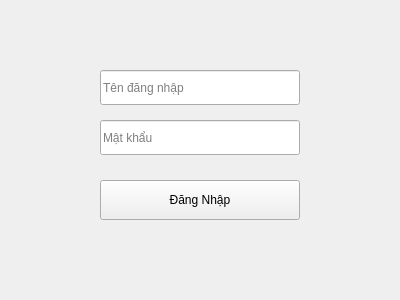
This is src/ui/Login.ui in prestonwanttorevenge/PBL2 as Qt 5 draws it before an edit. The edited form follows.
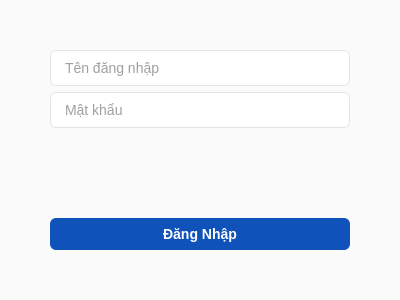
This is the edited form.

Commit message: Đã làm xong UI

What changed in the file:
```diff
--- a/src/ui/Login.ui
+++ b/src/ui/Login.ui
@@ -2,31 +2,100 @@
 <ui version="4.0">
  <class>Login</class>
  <widget class="QMainWindow" name="Login">
-  <property name="geometry">
-   <rect>
-    <x>0</x>
-    <y>0</y>
-    <width>400</width>
-    <height>300</height>
-   </rect>
-  </property>
-  <property name="windowTitle">
-   <string>Đăng Nhập Hệ Thống</string>
-  </property>
-  <widget class="QWidget" name="centralwidget">
-   <widget class="QLineEdit" name="txtUsername">
-    <property name="geometry"><rect><x>100</x><y>70</y><width>200</width><height>35</height></rect></property>
-    <property name="placeholderText"><string>Tên đăng nhập</string></property>
-   </widget>
-   <widget class="QLineEdit" name="txtPassword">
-    <property name="geometry"><rect><x>100</x><y>120</y><width>200</width><height>35</height></rect></property>
-    <property name="echoMode"><enum>QLineEdit::Password</enum></property>
-    <property name="placeholderText"><string>Mật khẩu</string></property>
-   </widget>
-   <widget class="QPushButton" name="btnLogin">
-    <property name="geometry"><rect><x>100</x><y>180</y><width>200</width><height>40</height></rect></property>
-    <property name="text"><string>Đăng Nhập</string></property>
-   </widget>
+  <property name="geometry"><rect><x>0</x><y>0</y><width>400</width><height>300</height></rect></property>
+  <property name="windowTitle"><string>Đăng Nhập Hệ Thống</string></property>
+  <property name="styleSheet"><string>QWidget {
+    font-family: 'Inter', 'Segoe UI', 'Arial', sans-serif;
+    font-size: 14px;
+    color: #18181b; /* kẽm-900 (zinc-900) - màu đen dịu */
+    background-color: #fafafa; /* kẽm-50 (zinc-50) - nền trắng xám dịu mắt */
+}
+
+QMainWindow {
+    background-color: #fafafa;
+}
+
+/* NÚT BẤM CHUNG - Màu Oceanic Azure #002B8C */
+QPushButton {
+    background-color: #0F52BA; /* Sapphire - Màu chính cho nút thao tác */
+    color: white;
+    border-radius: 6px;
+    padding: 8px 16px;
+    font-weight: 500;
+    border: none;
+}
+
+QPushButton:hover {
+    background-color: #002B8C; /* Oceanic Azure - Đậm hơn khi hover */
+}
+
+QPushButton:pressed {
+    background-color: #282888; /* Indigo Blue - Khi nhấn */
+}
+
+/* NÚT ĐĂNG XUẤT / XÓA KHẨN CẤP */
+QPushButton#btnLogout, QPushButton#btnDeleteUser, QPushButton#btnDeleteDoctor, QPushButton#btnDeleteMedicine, QPushButton#btnDeleteService {
+    background-color: #e74c3c; /* Đỏ nhạt để cảnh báo */
+}
+
+QPushButton#btnLogout:hover, QPushButton#btnDeleteUser:hover, QPushButton#btnDeleteDoctor:hover, QPushButton#btnDeleteMedicine:hover, QPushButton#btnDeleteService:hover {
+    background-color: #c0392b;
+}
+
+/* Ô NHẬP LIỆU (Input / ComboBox / SpinBox) */
+QLineEdit, QTextEdit, QPlainTextEdit, QComboBox, QSpinBox {
+    background-color: white;
+    border: 1px solid #e4e4e7; /* zinc-200 */
+    border-radius: 6px;
+    padding: 8px 12px;
+    color: #3f3f46; /* zinc-700 */
+}
+
+QLineEdit:focus, QTextEdit:focus, QComboBox:focus, QSpinBox:focus {
+    border: 1px solid #0F52BA; /* Viền Sapphire khi focus */
+    background-color: #F0FFFF; /* Azure nhạt khi focus */
+}
+
+/* BẢNG DỮ LIỆU (Table Widget) */
+QTableView, QTableWidget {
+    background-color: white;
+    gridline-color: #f4f4f5; /* zinc-100 */
+    border: 1px solid #e4e4e7; /* zinc-200 */
+    border-radius: 8px;
+    selection-background-color: #F0FFFF; /* Azure nhạt khi chọn */
+    selection-color: #002B8C; /* Oceanic Azure đậm khi chọn */
+}
+
+/* TIÊU ĐỀ CỘT CỦA BẢNG */
+QHeaderView::section {
+    background-color: #f4f4f5; /* zinc-100 */
+    color: #52525b; /* zinc-600 */
+    padding: 10px;
+    font-weight: bold;
+    border: none;
+    border-bottom: 2px solid #e4e4e7; /* zinc-200 */
+    text-transform: uppercase;
+}
+
+QTableView::item {
+    padding: 8px;
+    border-bottom: 1px solid #f4f4f5;
+}
+
+QTableView::item:hover {
+    background-color: #fafafa;
+}
+</string></property><widget class="QWidget" name="centralwidget">
+   <layout class="QVBoxLayout" name="verticalLayoutMain">
+    <property name="leftMargin"><number>50</number></property>
+    <property name="topMargin"><number>50</number></property>
+    <property name="rightMargin"><number>50</number></property>
+    <property name="bottomMargin"><number>50</number></property>
+    <item><widget class="QLineEdit" name="txtUsername"><property name="placeholderText"><string>Tên đăng nhập</string></property><property name="minimumHeight"><number>40</number></property></widget></item>
+    <item><widget class="QLineEdit" name="txtPassword"><property name="echoMode"><enum>QLineEdit::Password</enum></property><property name="placeholderText"><string>Mật khẩu</string></property><property name="minimumHeight"><number>40</number></property></widget></item>
+    <item><spacer name="verticalSpacer"><property name="orientation"><enum>Qt::Vertical</enum></property><property name="sizeHint"><size><width>20</width><height>20</height></size></property></spacer></item>
+    <item><widget class="QPushButton" name="btnLogin"><property name="text"><string>Đăng Nhập</string></property><property name="minimumHeight"><number>45</number></property></widget></item>
+   </layout>
   </widget>
  </widget>
 </ui>
```
Left out of the diff: 2 changed lines with no effect on the pictures. The commit also changes 4 other files.
